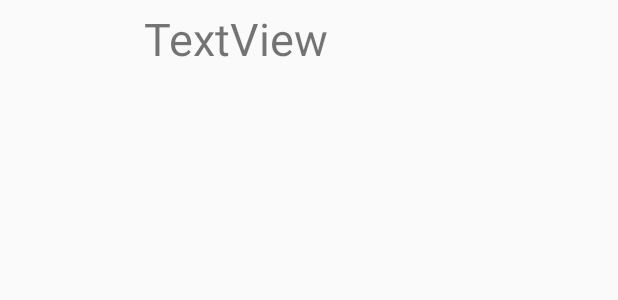
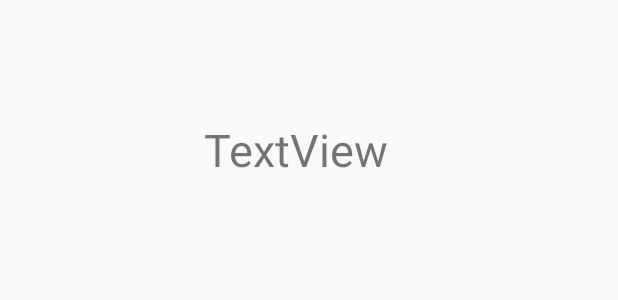
Before and after one commit to pjenkin/AndroidTutorial15ListView45, an Android app: the layout pnj_custom_row.xml on its own in the app's theme, with its tools: preview values and no code run, on a phone screen of 412 x 824 dp. Shown: the top 300 px of the screen. Run offline under Robolectric (Android 15) with nearby library versions, the phone set to English and light mode, and no system bars.

Commit message:
48 Custom class used to load separate string and image data to display

```diff
--- a/app/src/main/res/layout/pnj_custom_row.xml
+++ b/app/src/main/res/layout/pnj_custom_row.xml
@@ -7,8 +7,9 @@
 
     <ImageView
         android:id="@+id/custom_row_imageview"
-        android:layout_width="80dp"
-        android:layout_height="80dp"
+        android:layout_gravity="center_vertical"
+        android:layout_width="120dp"
+        android:layout_height="120dp"
         android:layout_margin="5dp"
          />
     <!-- app:srcCompat="@drawable/wave-ship-boat-wallpaper" -->
@@ -19,6 +20,7 @@
         android:layout_height="wrap_content"
         android:layout_margin="5dp"
         android:layout_weight="1"
+        android:layout_gravity="center_vertical"
         android:text="TextView"
         android:textSize="30sp" />
 
```
Also changed, not shown: app/src/main/java/com/example/listview45/MainActivity.java (+21 -2 lines), app/src/main/java/com/example/listview45/PNJRecyclerAdapter.java (+11 -4 lines), app/src/main/res/drawable-v24/buttered_bread.jpg (added), app/src/main/res/drawable-v24/cb_misty.jpg (added), app/src/main/res/drawable-v24/chips.jpg (added), app/src/main/res/drawable-v24/fish_battered.jpg (added), app/src/main/res/drawable-v24/mushy_peas.jpg (added), app/src/main/res/drawable-v24/pickled_onions.jpg (added), app/src/main/res/drawable-v24/reluctant_salad.jpg (added), app/src/main/res/drawable-v24/salt.jpg (added), app/src/main/res/drawable-v24/screeds.jpg (added), app/src/main/res/drawable-v24/tommy_tucker.jpg (added), app/src/main/res/drawable-v24/vinegar.jpg (added), 1 other file.
